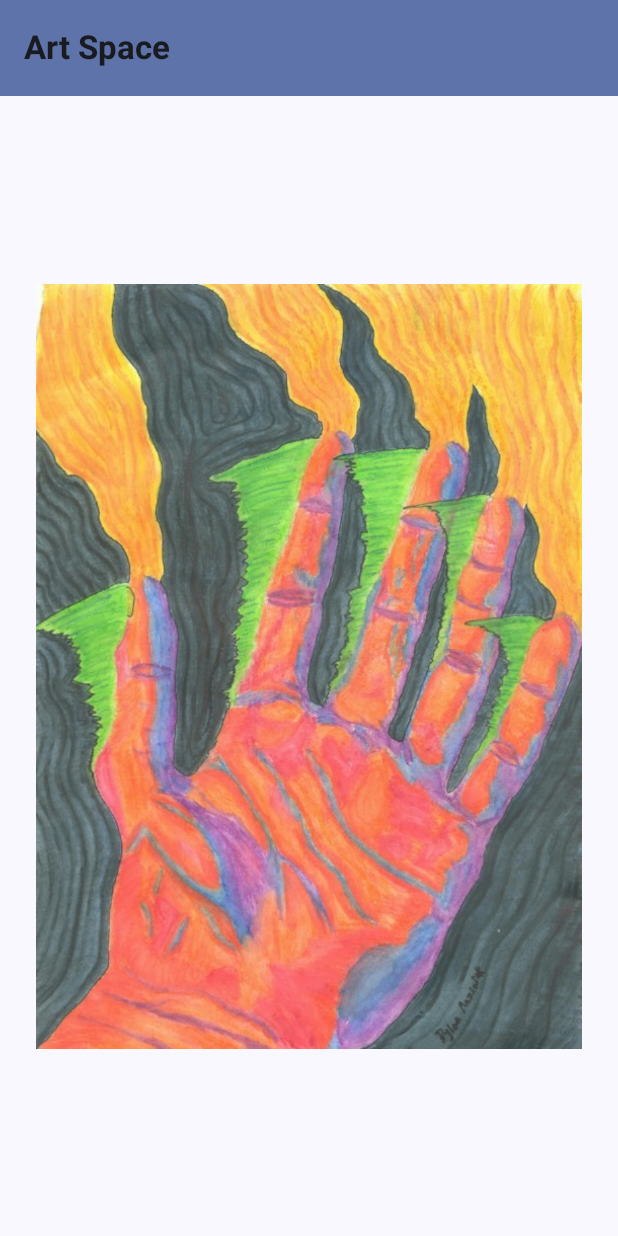
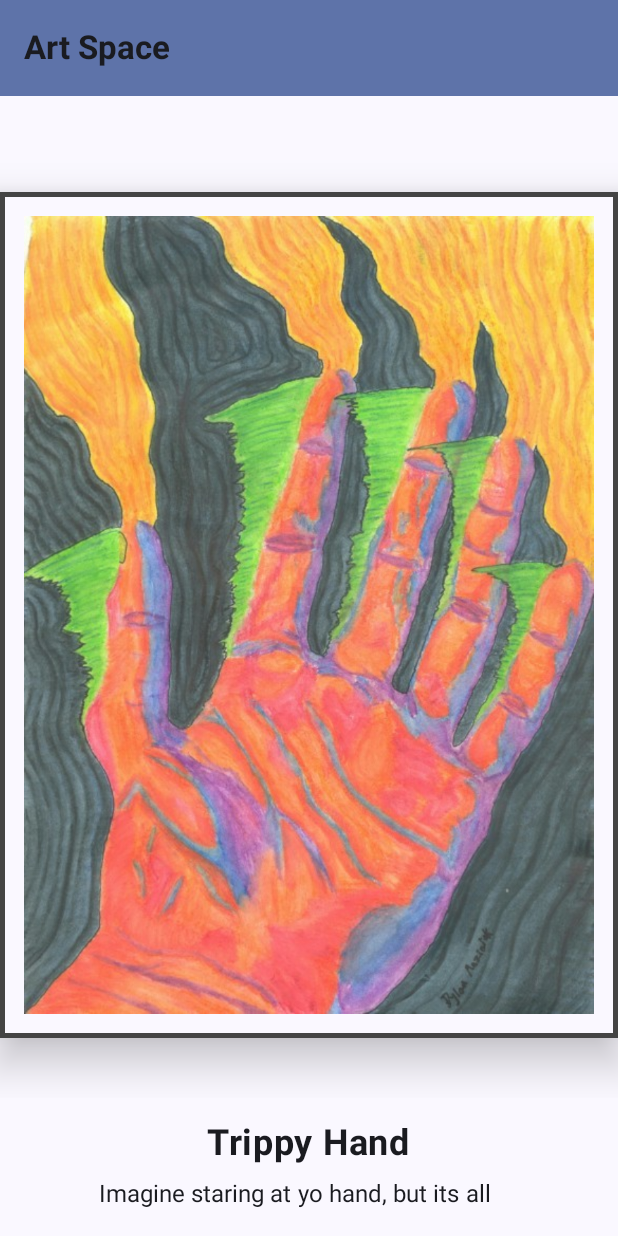
Before and after one commit to m-a-z-z-z/Art-Space, an Android app built with Jetpack Compose: the screen it shows after launch (MainActivity), on a phone screen of 412 x 824 dp. Run offline under Robolectric (Android 15) with nearby library versions, the phone set to English and light mode, and no system bars.

Commit message:
Can cycle through art

```diff
--- a/app/src/main/java/com/maz/artspace/MainActivity.kt
+++ b/app/src/main/java/com/maz/artspace/MainActivity.kt
@@ -3,13 +3,19 @@ package com.maz.artspace
 import android.os.Bundle
 import androidx.activity.ComponentActivity
 import androidx.activity.compose.setContent
+import androidx.compose.foundation.BorderStroke
 import androidx.compose.foundation.Image
 import androidx.compose.foundation.background
 import androidx.compose.foundation.layout.Arrangement
 import androidx.compose.foundation.layout.Box
 import androidx.compose.foundation.layout.Column
+import androidx.compose.foundation.layout.Row
+import androidx.compose.foundation.layout.Spacer
 import androidx.compose.foundation.layout.fillMaxSize
+import androidx.compose.foundation.layout.fillMaxWidth
+import androidx.compose.foundation.layout.height
 import androidx.compose.foundation.layout.padding
+import androidx.compose.material3.Button
 import androidx.compose.material3.ExperimentalMaterial3Api
 import androidx.compose.material3.MaterialTheme
 import androidx.compose.material3.Scaffold
@@ -24,11 +30,14 @@ import androidx.compose.runtime.remember
 import androidx.compose.runtime.setValue
 import androidx.compose.ui.Alignment
 import androidx.compose.ui.Modifier
-import androidx.compose.ui.res.dimensionResource
+import androidx.compose.ui.graphics.Color
 import androidx.compose.ui.res.painterResource
+import androidx.compose.ui.res.stringResource
 import androidx.compose.ui.text.font.FontWeight
+import androidx.compose.ui.text.style.TextAlign
 import androidx.compose.ui.tooling.preview.Preview
 import androidx.compose.ui.unit.dp
+import androidx.compose.ui.unit.sp
 import com.maz.artspace.ui.theme.ArtSpaceTheme
 
 class MainActivity : ComponentActivity() {
@@ -64,9 +73,17 @@ fun ArtSpaceLayout() {
         1 -> R.string.hand
         2 -> R.string.fred
         3 -> R.string.tupac
-        4 -> R.string.hand
+        4 -> R.string.shawty
         5 -> R.string.mc_ride
         else -> R.string.me_basically
+    }
+    val imageTitle = when (currentImage) {
+        1 -> "Trippy Hand"
+        2 -> "Fred Absolutely Smacked"
+        3 -> "Tupac"
+        4 -> "Some Shawty"
+        5 -> "MC Ride"
+        else -> "Me, Basically"
     }
 
     Scaffold(
@@ -89,30 +106,57 @@ fun ArtSpaceLayout() {
                 .background(MaterialTheme.colorScheme.background)
         ){
             Column(
-                modifier = Modifier.fillMaxSize(),
-                verticalArrangement = Arrangement.Center,
-                horizontalAlignment = Alignment.CenterHorizontally
+                modifier = Modifier
+                   .fillMaxSize()
+                   .padding(innerPadding),
+                horizontalAlignment = Alignment.CenterHorizontally,
+                verticalArrangement = Arrangement.Top
             ) {
-                ArtPieceAndButtons(imageResource = imageResourceID, imageDescription = imageDescriptionID)
+                ArtPieceAndDescription(imageResource = imageResourceID, imageDescription = imageDescriptionID, imageTitle = imageTitle)
+                Row(modifier = Modifier.fillMaxWidth(), horizontalArrangement = Arrangement.SpaceBetween, verticalAlignment = Alignment.Bottom) {
+                    Button(onClick = { currentImage-- }, modifier = Modifier.padding(16.dp)) {
+                        Text(text = "Previous")
+                    }
+                    Button(onClick = { currentImage++ }, modifier = Modifier.padding(16.dp)) {
+                        Text(text = "Next", Modifier.padding(12.dp,0.dp))
+                    }
+                }
             }
+
         }
     }
 }
 
 @Composable
-fun ArtPieceAndButtons(imageResource: Int, imageDescription: Int, modifier: Modifier = Modifier) {
-    Box(modifier = modifier) {
+fun ArtPieceAndDescription(imageResource: Int, imageDescription: Int, imageTitle: String, modifier: Modifier = Modifier) {
         Column(
-            horizontalAlignment = Alignment.CenterHorizontally,
-            verticalArrangement = Arrangement.Center,
-            modifier = Modifier.fillMaxSize()
+            horizontalAlignment = Alignment.CenterHorizontally
         ) {
-            Image(painter = painterResource(imageResource), contentDescription = null,
-                modifier = Modifier
-                    .padding(24.dp)
-            )
+            Surface(    // creates surface the image lies inside
+                shadowElevation = 16.dp,
+                border = BorderStroke(3.dp, color = Color.DarkGray)
+            ) {
+                Image(painter = painterResource(imageResource), contentDescription = stringResource(imageDescription),
+                    modifier = modifier
+                        .padding(16.dp) // padding to stop the border cutting into the image.
+                )
+            }
+            Spacer(modifier = Modifier.height(40.dp))
+            Surface() {
+                Column(
+                    horizontalAlignment = Alignment.CenterHorizontally,
+                    verticalArrangement = Arrangement.Center,
+                    modifier = Modifier
+                       .padding(16.dp)
+                ) {
+                    Text(text = imageTitle, fontWeight = FontWeight.Bold, fontSize = 24.sp)
+                    Text(text = stringResource(id = imageDescription), textAlign = TextAlign.Justify, modifier = modifier.padding(top = 8.dp, start = 50.dp, end = 50.dp))
+                }
+
+            }
+
         }
-    }
+
 }
 
 @Preview
--- a/gradle.properties
+++ b/gradle.properties
@@ -1,23 +1,17 @@
-# Project-wide Gradle settings.
-# IDE (e.g. Android Studio) users:
-# Gradle settings configured through the IDE *will override*
-# any settings specified in this file.
-# For more details on how to configure your build environment visit
+## For more details on how to configure your build environment visit
 # http://www.gradle.org/docs/current/userguide/build_environment.html
+#
 # Specifies the JVM arguments used for the daemon process.
 # The setting is particularly useful for tweaking memory settings.
-org.gradle.jvmargs=-Xmx2048m -Dfile.encoding=UTF-8
+# Default value: -Xmx1024m -XX:MaxPermSize=256m
+# org.gradle.jvmargs=-Xmx2048m -XX:MaxPermSize=512m -XX:+HeapDumpOnOutOfMemoryError -Dfile.encoding=UTF-8
+#
 # When configured, Gradle will run in incubating parallel mode.
 # This option should only be used with decoupled projects. For more details, visit
 # https://developer.android.com/r/tools/gradle-multi-project-decoupled-projects
 # org.gradle.parallel=true
-# AndroidX package structure to make it clearer which packages are bundled with the
-# Android operating system, and which are packaged with your app's APK
-# https://developer.android.com/topic/libraries/support-library/androidx-rn
+#Wed Apr 10 18:16:07 IST 2024
+android.nonTransitiveRClass=true
 android.useAndroidX=true
-# Kotlin code style for this project: "official" or "obsolete":
 kotlin.code.style=official
-# Enables namespacing of each library's R class so that its R class includes only the
-# resources declared in the library itself and none from the library's dependencies,
-# thereby reducing the size of the R class for that library
-android.nonTransitiveRClass=true
+org.gradle.jvmargs=-Xmx1536M -Dkotlin.daemon.jvm.options\="-Xmx2048M" -Dfile.encoding\=UTF-8
--- a/gradle/libs.versions.toml
+++ b/gradle/libs.versions.toml
@@ -1,5 +1,5 @@
 [versions]
-agp = "8.3.1"
+agp = "8.3.2"
 kotlin = "1.9.0"
 coreKtx = "1.12.0"
 junit = "4.13.2"
```
